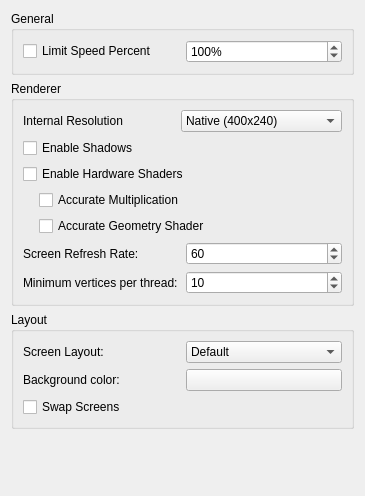
This is src/citra/configuration/configure_graphics.ui in GreenAmaranthine/citra as Qt 5 draws it before an edit. The edited form follows.
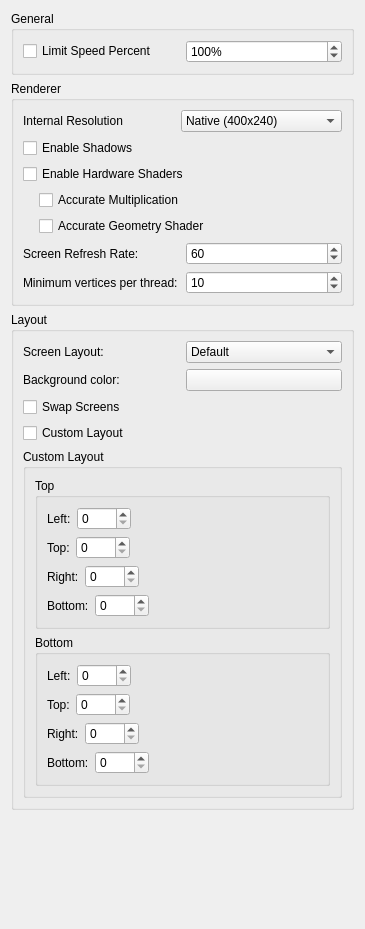
This is the edited form.

Commit message: add scroll bars to configuration; add custom layout configuration; rename some settings

The edit to the form file:
```diff
--- a/src/citra/configuration/configure_graphics.ui
+++ b/src/citra/configuration/configure_graphics.ui
@@ -7,7 +7,7 @@
     <x>0</x>
     <y>0</y>
     <width>365</width>
-    <height>496</height>
+    <height>929</height>
    </rect>
   </property>
   <property name="windowTitle">
@@ -294,6 +294,288 @@
         </property>
        </widget>
       </item>
+      <item>
+       <widget class="QCheckBox" name="custom_layout">
+        <property name="text">
+         <string>Custom Layout</string>
+        </property>
+       </widget>
+      </item>
+      <item>
+       <widget class="QGroupBox" name="custom_layout_group">
+        <property name="title">
+         <string>Custom Layout</string>
+        </property>
+        <layout class="QVBoxLayout" name="verticalLayout_5">
+         <item>
+          <widget class="QGroupBox" name="custom_top">
+           <property name="title">
+            <string>Top</string>
+           </property>
+           <layout class="QVBoxLayout" name="verticalLayout_8">
+            <item>
+             <layout class="QHBoxLayout" name="horizontalLayout_5">
+              <item>
+               <widget class="QLabel" name="label_6">
+                <property name="text">
+                 <string>Left:</string>
+                </property>
+               </widget>
+              </item>
+              <item>
+               <widget class="QSpinBox" name="custom_top_left">
+                <property name="maximum">
+                 <number>5000</number>
+                </property>
+               </widget>
+              </item>
+              <item>
+               <spacer name="horizontalSpacer">
+                <property name="orientation">
+                 <enum>Qt::Horizontal</enum>
+                </property>
+                <property name="sizeHint" stdset="0">
+                 <size>
+                  <width>40</width>
+                  <height>20</height>
+                 </size>
+                </property>
+               </spacer>
+              </item>
+             </layout>
+            </item>
+            <item>
+             <layout class="QHBoxLayout" name="horizontalLayout_9">
+              <item>
+               <widget class="QLabel" name="label_7">
+                <property name="text">
+                 <string>Top:</string>
+                </property>
+               </widget>
+              </item>
+              <item>
+               <widget class="QSpinBox" name="custom_top_top">
+                <property name="maximum">
+                 <number>5000</number>
+                </property>
+               </widget>
+              </item>
+              <item>
+               <spacer name="horizontalSpacer_2">
+                <property name="orientation">
+                 <enum>Qt::Horizontal</enum>
+                </property>
+                <property name="sizeHint" stdset="0">
+                 <size>
+                  <width>40</width>
+                  <height>20</height>
+                 </size>
+                </property>
+               </spacer>
+              </item>
+             </layout>
+            </item>
+            <item>
+             <layout class="QHBoxLayout" name="horizontalLayout_10">
+              <item>
+               <widget class="QLabel" name="label_8">
+                <property name="text">
+                 <string>Right:</string>
+                </property>
+               </widget>
+              </item>
+              <item>
+               <widget class="QSpinBox" name="custom_top_right">
+                <property name="maximum">
+                 <number>5000</number>
+                </property>
+               </widget>
+              </item>
+              <item>
+               <spacer name="horizontalSpacer_3">
+                <property name="orientation">
+                 <enum>Qt::Horizontal</enum>
+                </property>
+                <property name="sizeHint" stdset="0">
+                 <size>
+                  <width>40</width>
+                  <height>20</height>
+                 </size>
+                </property>
+               </spacer>
+              </item>
+             </layout>
+            </item>
+            <item>
+             <layout class="QHBoxLayout" name="horizontalLayout_11">
+              <item>
+               <widget class="QLabel" name="label_11">
+                <property name="text">
+                 <string>Bottom:</string>
+                </property>
+               </widget>
+              </item>
+              <item>
+               <widget class="QSpinBox" name="custom_top_bottom">
+                <property name="maximum">
+                 <number>5000</number>
+                </property>
+               </widget>
+              </item>
+              <item>
+               <spacer name="horizontalSpacer_4">
+                <property name="orientation">
+                 <enum>Qt::Horizontal</enum>
+                </property>
+                <property name="sizeHint" stdset="0">
+                 <size>
+                  <width>40</width>
+                  <height>20</height>
+                 </size>
+                </property>
+               </spacer>
+              </item>
+             </layout>
+            </item>
+           </layout>
+          </widget>
+         </item>
+         <item>
+          <widget class="QGroupBox" name="custom_bottom">
+           <property name="title">
+            <string>Bottom</string>
+           </property>
+           <layout class="QVBoxLayout" name="verticalLayout_9">
+            <item>
+             <layout class="QHBoxLayout" name="horizontalLayout_12">
+              <item>
+               <widget class="QLabel" name="label_9">
+                <property name="text">
+                 <string>Left:</string>
+                </property>
+               </widget>
+              </item>
+              <item>
+               <widget class="QSpinBox" name="custom_bottom_left">
+                <property name="maximum">
+                 <number>5000</number>
+                </property>
+               </widget>
+              </item>
+              <item>
+               <spacer name="horizontalSpacer_5">
+                <property name="orientation">
+                 <enum>Qt::Horizontal</enum>
+                </property>
+                <property name="sizeHint" stdset="0">
+                 <size>
+                  <width>40</width>
+                  <height>20</height>
+                 </size>
+                </property>
+               </spacer>
+              </item>
+             </layout>
+            </item>
+            <item>
+             <layout class="QHBoxLayout" name="horizontalLayout_13">
+              <item>
+               <widget class="QLabel" name="label_10">
+                <property name="text">
+                 <string>Top:</string>
+                </property>
+               </widget>
+              </item>
+              <item>
+               <widget class="QSpinBox" name="custom_bottom_top">
+                <property name="maximum">
+                 <number>5000</number>
+                </property>
+               </widget>
+              </item>
+              <item>
+               <spacer name="horizontalSpacer_6">
+                <property name="orientation">
+                 <enum>Qt::Horizontal</enum>
+                </property>
+                <property name="sizeHint" stdset="0">
+                 <size>
+                  <width>40</width>
+                  <height>20</height>
+                 </size>
+                </property>
+               </spacer>
+              </item>
+             </layout>
+            </item>
+            <item>
+             <layout class="QHBoxLayout" name="horizontalLayout_14">
+              <item>
+               <widget class="QLabel" name="label_12">
+                <property name="text">
+                 <string>Right:</string>
+                </property>
+               </widget>
+              </item>
+              <item>
+               <widget class="QSpinBox" name="custom_bottom_right">
+                <property name="maximum">
+                 <number>5000</number>
+                </property>
+               </widget>
+              </item>
+              <item>
+               <spacer name="horizontalSpacer_7">
+                <property name="orientation">
+                 <enum>Qt::Horizontal</enum>
+                </property>
+                <property name="sizeHint" stdset="0">
+                 <size>
+                  <width>40</width>
+                  <height>20</height>
+                 </size>
+                </property>
+               </spacer>
+              </item>
+             </layout>
+            </item>
+            <item>
+             <layout class="QHBoxLayout" name="horizontalLayout_15">
+              <item>
+               <widget class="QLabel" name="label_13">
+                <property name="text">
+                 <string>Bottom:</string>
+                </property>
+               </widget>
+              </item>
+              <item>
+               <widget class="QSpinBox" name="custom_bottom_bottom">
+                <property name="maximum">
+                 <number>5000</number>
+                </property>
+               </widget>
+              </item>
+              <item>
+               <spacer name="horizontalSpacer_8">
+                <property name="orientation">
+                 <enum>Qt::Horizontal</enum>
+                </property>
+                <property name="sizeHint" stdset="0">
+                 <size>
+                  <width>40</width>
+                  <height>20</height>
+                 </size>
+                </property>
+               </spacer>
+              </item>
+             </layout>
+            </item>
+           </layout>
+          </widget>
+         </item>
+        </layout>
+       </widget>
+      </item>
      </layout>
     </widget>
    </item>
```
Left out of the diff: 2 changed lines with no effect on the pictures. The commit also changes 8 other files.
